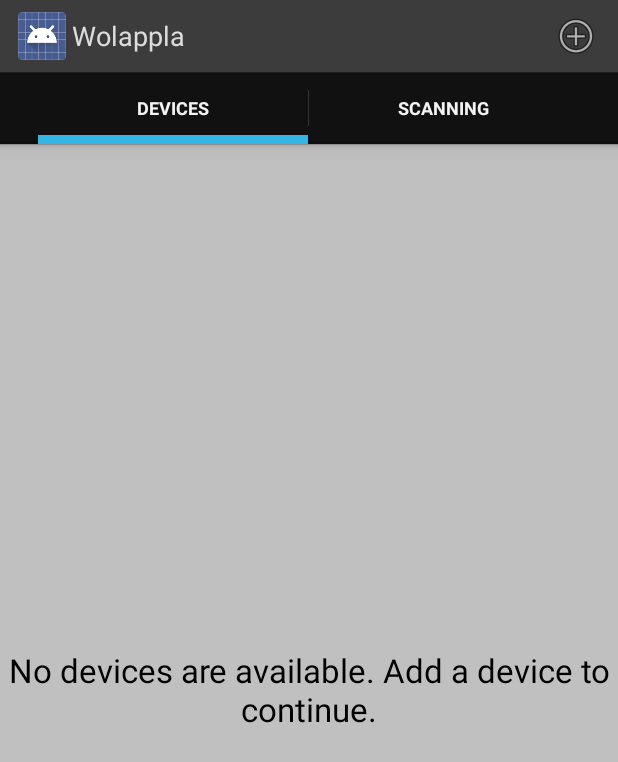
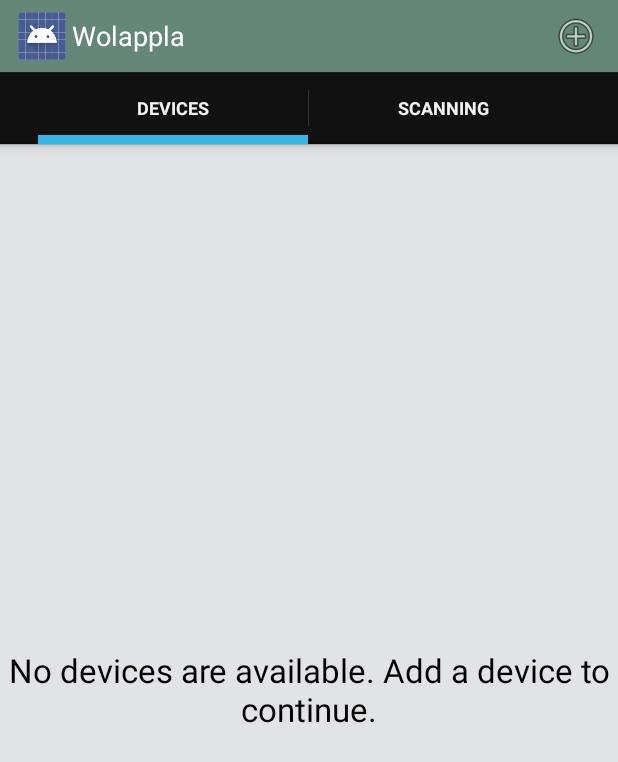
Before and after one commit to astrapi/wolappla, an Android app: the screen it shows after launch (HomeActivity), on a phone screen of 412 x 824 dp. Shown: the top 762 px of the screen. Run offline under Robolectric (Android 15) with nearby library versions, the phone set to English and light mode, and no system bars.

Commit message:
Refactor color scheme

```diff
--- a/main/src/main/res/values/colors.xml
+++ b/main/src/main/res/values/colors.xml
@@ -1,6 +1,9 @@
 <?xml version="1.0" encoding="utf-8"?>
 <resources>
-  <color name="ab_background">#3c3c3c</color>
-  <color name="ab_foreground">#dcdcdc</color>
-  <color name="background">#c0c0c0</color>
+  <!-- General -->
+  <color name="background">#e1e3e4</color>
+
+  <!-- Action bar -->
+  <color name="ab_background">#648778</color>
+  <color name="ab_foreground">#ffffff</color>
 </resources>
```
